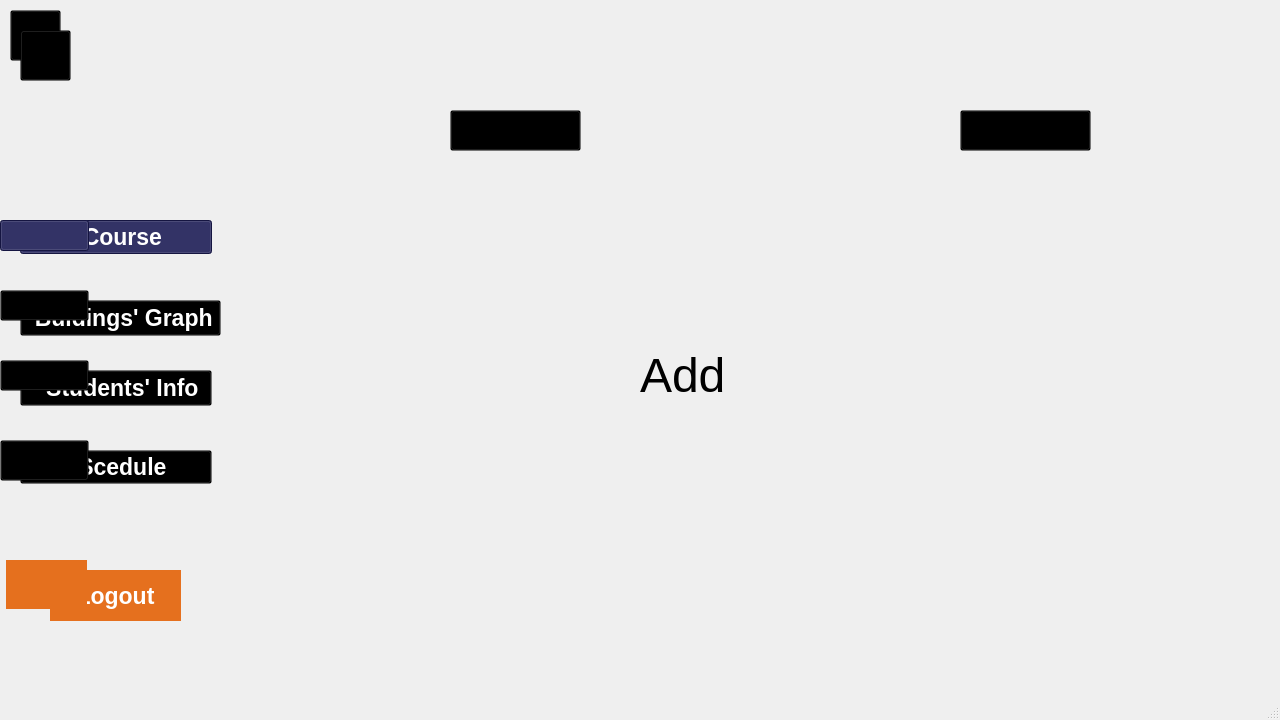
Above: WranaSection/Admin_View.ui from SEGA-ABBASYA/Data_Structures before the change. Below: the same form after it.
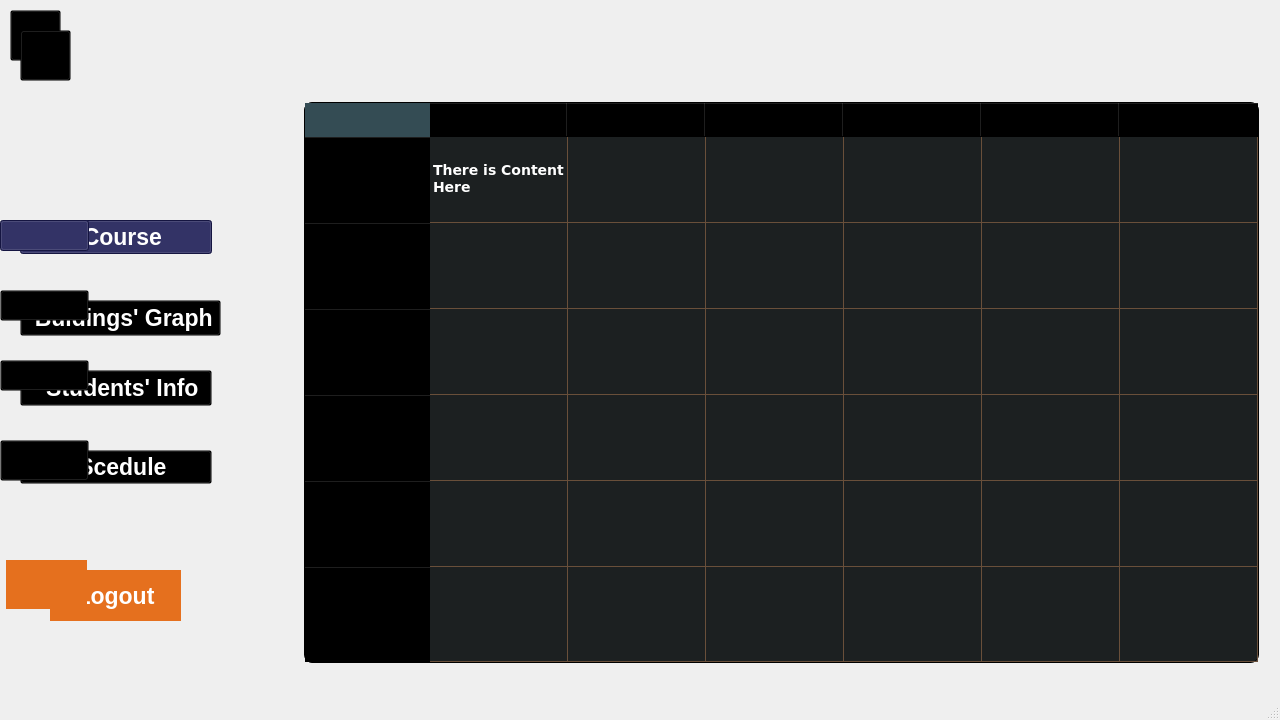
That is the form after the change. The open tabs and pages were chosen to show the change. Icons and pictures are not drawn.

```diff
--- a/WranaSection/Admin_View.ui
+++ b/WranaSection/Admin_View.ui
@@ -2038,154 +2038,296 @@
        <pixmap resource="Materials.qrc">:/assists/All_Materials/Schedule.png</pixmap>
       </property>
      </widget>
-     <widget class="QPushButton" name="pushButton_21">
+     <widget class="QTableWidget" name="Schedule_2">
       <property name="geometry">
        <rect>
-        <x>230</x>
-        <y>130</y>
-        <width>131</width>
-        <height>41</height>
+        <x>84</x>
+        <y>122</y>
+        <width>955</width>
+        <height>561</height>
        </rect>
       </property>
-      <property name="styleSheet">
-       <string notr="true">background-image: url(:/assists/All_Materials/Rectangle 79.png);</string>
+      <property name="font">
+       <font>
+        <family>Verdana</family>
+        <pointsize>-1</pointsize>
+        <bold>true</bold>
+       </font>
       </property>
-      <property name="text">
-       <string/>
+      <property name="layoutDirection">
+       <enum>Qt::LeftToRight</enum>
       </property>
-      <property name="icon">
-       <iconset resource="Materials.qrc">
-        <normaloff>:/assists/All_Materials/add.png</normaloff>:/assists/All_Materials/add.png</iconset>
+      <property name="autoFillBackground">
+       <bool>false</bool>
       </property>
-      <property name="iconSize">
-       <size>
-        <width>90</width>
-        <height>90</height>
-       </size>
+      <property name="styleSheet">
+       <string notr="true">QTableWidget {
+
+  background-color: #1c2021;
+  border: 1px solid ; /* Thicker border */
+  border-radius:8px;
+  gridline-color: #694f3a;
+  font-family: &quot;Verdana&quot;; /* This is a sans-serif font that is clear and easy to read */
+  font-size: 14px; /* Adjust the size as needed */
+color: rgb(255, 255, 255);
+  selection-background-color : qlineargradient(x1:0, y1:0, x2:1, y2:0,
+                              stop:0 #a188d3, stop:1 #8bcdff);
+selection-color: qlineargradient(x1:0, y1:0, x2:1, y2:0,
+                              stop:0 #a188d3, stop:1 #8bcdff);
+  }
+
+
+QHeaderView::section {
+  background-color: #344c54;
+  color: white;
+  padding: 4px;
+  border: 1px solid #694f3a;
+  border-image: qlineargradient(x1:0, y1:0, x2:1, y2:0,
+                              stop:0 #a188d3, stop:1 #8bcdff); /* Thicker header border */
+}
+
+QTableWidget QTableCornerButton::section {
+  background: #344c54;
+  border: 1px solid #344c54; /* Thicker corner button border */
+}
+
+/* Optional: Add a hover effect for table cells */
+QTableWidget::item:hover {
+  background-color: qlineargradient(x1:0, y1:0, x2:1, y2:0,
+                              stop:0 #a188d3, stop:1 #8bcdff);
+  color: black;
+}
+</string>
       </property>
-      <property name="checkable">
-       <bool>true</bool>
+      <property name="frameShape">
+       <enum>QFrame::NoFrame</enum>
       </property>
-      <property name="checked">
-       <bool>true</bool>
+      <property name="frameShadow">
+       <enum>QFrame::Sunken</enum>
       </property>
-     </widget>
-     <widget class="QLabel" name="label_19">
-      <property name="geometry">
-       <rect>
-        <x>80</x>
-        <y>170</y>
-        <width>961</width>
-        <height>20</height>
-       </rect>
+      <property name="verticalScrollBarPolicy">
+       <enum>Qt::ScrollBarAlwaysOff</enum>
       </property>
-      <property name="text">
-       <string/>
+      <property name="horizontalScrollBarPolicy">
+       <enum>Qt::ScrollBarAlwaysOff</enum>
       </property>
       <property name="pixmap">
        <pixmap resource="Materials.qrc">:/assists/All_Materials/Line 3.png</pixmap>
       </property>
-     </widget>
-     <widget class="QLabel" name="label_22">
-      <property name="geometry">
-       <rect>
-        <x>540</x>
-        <y>130</y>
-        <width>21</width>
-        <height>41</height>
-       </rect>
+      <property name="editTriggers">
+       <set>QAbstractItemView::NoEditTriggers</set>
       </property>
-      <property name="text">
-       <string/>
+      <property name="alternatingRowColors">
+       <bool>false</bool>
       </property>
       <property name="pixmap">
        <pixmap resource="Materials.qrc">:/assists/All_Materials/Line 1.png</pixmap>
       </property>
-     </widget>
-     <widget class="QPushButton" name="pushButton_20">
-      <property name="geometry">
-       <rect>
-        <x>740</x>
-        <y>130</y>
-        <width>131</width>
-        <height>41</height>
-       </rect>
+      <property name="showGrid">
+       <bool>true</bool>
       </property>
-      <property name="styleSheet">
-       <string notr="true">background-image: url(:/assists/All_Materials/Rectangle 79.png);</string>
+      <property name="gridStyle">
+       <enum>Qt::CustomDashLine</enum>
       </property>
-      <property name="text">
-       <string/>
+      <property name="cornerButtonEnabled">
+       <bool>false</bool>
       </property>
-      <property name="icon">
-       <iconset resource="Materials.qrc">
-        <normaloff>:/assists/All_Materials/delete.png</normaloff>:/assists/All_Materials/delete.png</iconset>
+      <property name="rowCount">
+       <number>6</number>
       </property>
-      <property name="iconSize">
-       <size>
-        <width>110</width>
-        <height>110</height>
-       </size>
+      <property name="columnCount">
+       <number>6</number>
       </property>
-      <property name="checkable">
+      <attribute name="horizontalHeaderMinimumSectionSize">
+       <number>110</number>
+      </attribute>
+      <attribute name="horizontalHeaderDefaultSectionSize">
+       <number>138</number>
+      </attribute>
+      <attribute name="horizontalHeaderStretchLastSection">
        <bool>true</bool>
-      </property>
-     </widget>
-     <widget class="QStackedWidget" name="stackedWidget_schedule">
-      <property name="geometry">
-       <rect>
-        <x>90</x>
-        <y>180</y>
-        <width>941</width>
-        <height>491</height>
-       </rect>
-      </property>
-      <widget class="QWidget" name="add_schedule_widget">
-       <widget class="QLabel" name="label_8">
-        <property name="geometry">
-         <rect>
-          <x>330</x>
-          <y>140</y>
-          <width>341</width>
-          <height>151</height>
-         </rect>
-        </property>
-        <property name="font">
-         <font>
-          <pointsize>36</pointsize>
-         </font>
-        </property>
-        <property name="styleSheet">
-         <string notr="true">color: rgb(0, 0, 0);</string>
-        </property>
-        <property name="text">
-         <string>Add</string>
-        </property>
-       </widget>
-      </widget>
-      <widget class="QWidget" name="delete_schedule_widget">
-       <widget class="QLabel" name="label_30">
-        <property name="geometry">
-         <rect>
-          <x>320</x>
-          <y>160</y>
-          <width>341</width>
-          <height>151</height>
-         </rect>
-        </property>
-        <property name="font">
-         <font>
-          <pointsize>36</pointsize>
-         </font>
-        </property>
-        <property name="styleSheet">
-         <string notr="true">color: rgb(0, 0, 0);</string>
-        </property>
-        <property name="text">
-         <string>Delete</string>
-        </property>
-       </widget>
-      </widget>
+      </attribute>
+      <attribute name="verticalHeaderDefaultSectionSize">
+       <number>86</number>
+      </attribute>
+      <attribute name="verticalHeaderStretchLastSection">
+       <bool>true</bool>
+      </attribute>
+      <row>
+       <property name="text">
+        <string>Saturday</string>
+       </property>
+       <property name="font">
+        <font>
+         <family>Yu Gothic UI Semibold</family>
+         <pointsize>16</pointsize>
+         <bold>true</bold>
+        </font>
+       </property>
+       <property name="textAlignment">
+        <set>AlignCenter</set>
+       </property>
+       <property name="foreground">
+        <brush brushstyle="NoBrush">
+         <color alpha="255">
+          <red>0</red>
+          <green>0</green>
+          <blue>0</blue>
+         </color>
+        </brush>
+       </property>
+      </row>
+      <row>
+       <property name="text">
+        <string>Sunday</string>
+       </property>
+       <property name="font">
+        <font>
+         <family>Yu Gothic UI Semibold</family>
+         <pointsize>16</pointsize>
+         <bold>true</bold>
+        </font>
+       </property>
+       <property name="textAlignment">
+        <set>AlignCenter</set>
+       </property>
+      </row>
+      <row>
+       <property name="text">
+        <string>Monday</string>
+       </property>
+       <property name="font">
+        <font>
+         <family>Yu Gothic UI Semibold</family>
+         <pointsize>16</pointsize>
+         <bold>true</bold>
+        </font>
+       </property>
+       <property name="textAlignment">
+        <set>AlignCenter</set>
+       </property>
+      </row>
+      <row>
+       <property name="text">
+        <string>Tuesday</string>
+       </property>
+       <property name="font">
+        <font>
+         <family>Yu Gothic UI Semibold</family>
+         <pointsize>16</pointsize>
+        </font>
+       </property>
+       <property name="textAlignment">
+        <set>AlignCenter</set>
+       </property>
+      </row>
+      <row>
+       <property name="text">
+        <string>Wednesday</string>
+       </property>
+       <property name="font">
+        <font>
+         <family>Yu Gothic UI Semibold</family>
+         <pointsize>16</pointsize>
+         <bold>true</bold>
+        </font>
+       </property>
+       <property name="textAlignment">
+        <set>AlignCenter</set>
+       </property>
+      </row>
+      <row>
+       <property name="text">
+        <string>Thursday</string>
+       </property>
+       <property name="font">
+        <font>
+         <family>Yu Gothic UI Semibold</family>
+         <pointsize>16</pointsize>
+         <bold>true</bold>
+        </font>
+       </property>
+       <property name="textAlignment">
+        <set>AlignCenter</set>
+       </property>
+      </row>
+      <column>
+       <property name="text">
+        <string>8-10</string>
+       </property>
+       <property name="font">
+        <font>
+         <family>Yu Gothic UI Semibold</family>
+         <pointsize>16</pointsize>
+         <bold>true</bold>
+        </font>
+       </property>
+      </column>
+      <column>
+       <property name="text">
+        <string>10-12</string>
+       </property>
+       <property name="font">
+        <font>
+         <family>Yu Gothic UI Semibold</family>
+         <pointsize>16</pointsize>
+         <bold>true</bold>
+        </font>
+       </property>
+      </column>
+      <column>
+       <property name="text">
+        <string>12-2</string>
+       </property>
+       <property name="font">
+        <font>
+         <family>Yu Gothic UI Semibold</family>
+         <pointsize>16</pointsize>
+         <bold>true</bold>
+        </font>
+       </property>
+      </column>
+      <column>
+       <property name="text">
+        <string>2-4</string>
+       </property>
+       <property name="font">
+        <font>
+         <family>Yu Gothic UI Semibold</family>
+         <pointsize>16</pointsize>
+         <bold>true</bold>
+        </font>
+       </property>
+      </column>
+      <column>
+       <property name="text">
+        <string>4-6</string>
+       </property>
+       <property name="font">
+        <font>
+         <family>Yu Gothic UI Semibold</family>
+         <pointsize>16</pointsize>
+         <bold>true</bold>
+        </font>
+       </property>
+      </column>
+      <column>
+       <property name="text">
+        <string>6-8</string>
+       </property>
+       <property name="font">
+        <font>
+         <family>Yu Gothic UI Semibold</family>
+         <pointsize>16</pointsize>
+         <bold>true</bold>
+        </font>
+       </property>
+      </column>
+      <item row="0" column="0">
+       <property name="text">
+        <string>There is Content Here</string>
+       </property>
+      </item>
      </widget>
     </widget>
    </widget>
```
Left out of the diff: 10 changed lines with no effect on the pictures.
